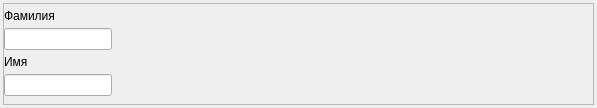
First picture: the form in mainframe.ui, repository yauheniyurush/Qt-CRM, before the edit.
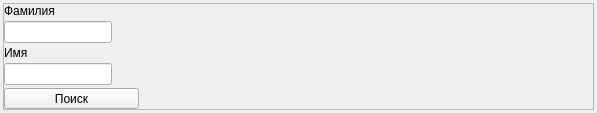
Second picture: the form after the edit.

Diff of the .ui file:
```diff
--- a/mainframe.ui
+++ b/mainframe.ui
@@ -7,7 +7,7 @@
     <x>0</x>
     <y>0</y>
     <width>597</width>
-    <height>108</height>
+    <height>113</height>
    </rect>
   </property>
   <property name="windowTitle">
@@ -44,7 +44,7 @@
        </property>
        <layout class="QVBoxLayout" name="verticalLayout_3">
         <property name="spacing">
-         <number>0</number>
+         <number>3</number>
         </property>
         <property name="leftMargin">
          <number>0</number>
@@ -104,6 +104,31 @@
           </property>
          </widget>
         </item>
+        <item>
+         <widget class="QToolButton" name="toolButton">
+          <property name="sizePolicy">
+           <sizepolicy hsizetype="Fixed" vsizetype="Preferred">
+            <horstretch>0</horstretch>
+            <verstretch>0</verstretch>
+           </sizepolicy>
+          </property>
+          <property name="maximumSize">
+           <size>
+            <width>135</width>
+            <height>16777215</height>
+           </size>
+          </property>
+          <property name="text">
+           <string>Поиск</string>
+          </property>
+          <property name="iconSize">
+           <size>
+            <width>18</width>
+            <height>18</height>
+           </size>
+          </property>
+         </widget>
+        </item>
        </layout>
       </widget>
      </item>
```
Left out of the diff: 8 changed lines with no effect on the pictures.
